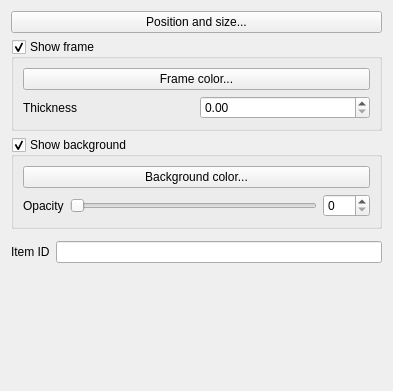
Above: src/ui/qgscomposeritemwidgetbase.ui from qgis/QGIS before the change. Below: the same form after it.
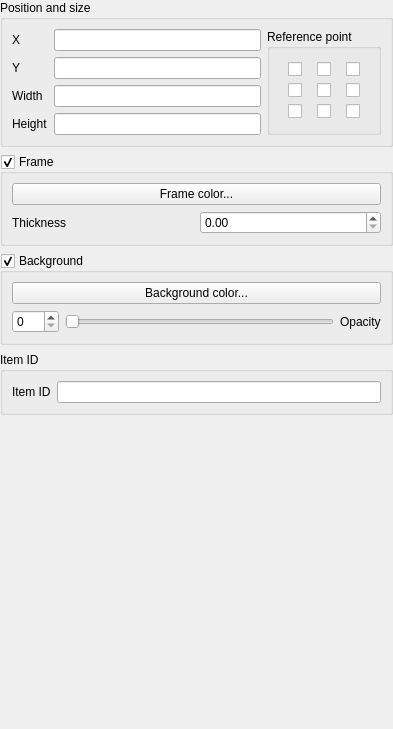
That is the form after the change. Custom widgets are drawn as their Qt base class.

The edit to the form file:
```diff
--- a/src/ui/qgscomposeritemwidgetbase.ui
+++ b/src/ui/qgscomposeritemwidgetbase.ui
@@ -7,62 +7,276 @@
     <x>0</x>
     <y>0</y>
     <width>393</width>
-    <height>391</height>
+    <height>729</height>
    </rect>
   </property>
   <property name="windowTitle">
-   <string>Form</string>
+   <string>Global Options</string>
   </property>
-  <layout class="QFormLayout" name="formLayout_2">
-   <property name="fieldGrowthPolicy">
-    <enum>QFormLayout::AllNonFixedFieldsGrow</enum>
+  <layout class="QVBoxLayout" name="verticalLayout_2">
+   <property name="spacing">
+    <number>7</number>
    </property>
-   <item row="0" column="0" colspan="2">
-    <widget class="QPushButton" name="mPositionButton">
-     <property name="text">
-      <string>Position and size...</string>
+   <property name="margin">
+    <number>0</number>
+   </property>
+   <item>
+    <widget class="QgsCollapsibleGroupBoxBasic" name="mGeneralOptionsGroupBox">
+     <property name="sizePolicy">
+      <sizepolicy hsizetype="Preferred" vsizetype="Maximum">
+       <horstretch>0</horstretch>
+       <verstretch>0</verstretch>
+      </sizepolicy>
      </property>
+     <property name="title">
+      <string>Position and size</string>
+     </property>
+     <property name="collapsed" stdset="0">
+      <bool>true</bool>
+     </property>
+     <layout class="QVBoxLayout" name="verticalLayout">
+      <item>
+       <layout class="QHBoxLayout" name="horizontalLayout_6">
+        <item>
+         <layout class="QFormLayout" name="formLayout">
+          <property name="fieldGrowthPolicy">
+           <enum>QFormLayout::AllNonFixedFieldsGrow</enum>
+          </property>
+          <item row="0" column="0">
+           <widget class="QLabel" name="mXLabel">
+            <property name="text">
+             <string>X</string>
+            </property>
+           </widget>
+          </item>
+          <item row="0" column="1">
+           <widget class="QLineEdit" name="mXLineEdit"/>
+          </item>
+          <item row="1" column="0">
+           <widget class="QLabel" name="mYLabel">
+            <property name="text">
+             <string>Y</string>
+            </property>
+           </widget>
+          </item>
+          <item row="1" column="1">
+           <widget class="QLineEdit" name="mYLineEdit"/>
+          </item>
+          <item row="2" column="0">
+           <widget class="QLabel" name="mWidthLabel">
+            <property name="text">
+             <string>Width</string>
+            </property>
+           </widget>
+          </item>
+          <item row="2" column="1">
+           <widget class="QLineEdit" name="mWidthLineEdit"/>
+          </item>
+          <item row="3" column="0">
+           <widget class="QLabel" name="mHeightLabel">
+            <property name="text">
+             <string>Height</string>
+            </property>
+           </widget>
+          </item>
+          <item row="3" column="1">
+           <widget class="QLineEdit" name="mHeightLineEdit"/>
+          </item>
+         </layout>
+        </item>
+        <item>
+         <widget class="QGroupBox" name="mReferencePointGroupBox">
+          <property name="title">
+           <string>Reference point</string>
+          </property>
+          <layout class="QVBoxLayout" name="verticalLayout_5">
+           <item>
+            <layout class="QGridLayout" name="gridLayout">
+             <item row="0" column="2">
+              <widget class="QCheckBox" name="mUpperRightCheckBox">
+               <property name="sizePolicy">
+                <sizepolicy hsizetype="Fixed" vsizetype="Fixed">
+                 <horstretch>0</horstretch>
+                 <verstretch>0</verstretch>
+                </sizepolicy>
+               </property>
+               <property name="text">
+                <string/>
+               </property>
+              </widget>
+             </item>
+             <item row="1" column="1">
+              <widget class="QCheckBox" name="mMiddleCheckBox">
+               <property name="sizePolicy">
+                <sizepolicy hsizetype="Fixed" vsizetype="Fixed">
+                 <horstretch>0</horstretch>
+                 <verstretch>0</verstretch>
+                </sizepolicy>
+               </property>
+               <property name="text">
+                <string/>
+               </property>
+              </widget>
+             </item>
+             <item row="1" column="2">
+              <widget class="QCheckBox" name="mMiddleRightCheckBox">
+               <property name="sizePolicy">
+                <sizepolicy hsizetype="Fixed" vsizetype="Fixed">
+                 <horstretch>0</horstretch>
+                 <verstretch>0</verstretch>
+                </sizepolicy>
+               </property>
+               <property name="text">
+                <string/>
+               </property>
+              </widget>
+             </item>
+             <item row="1" column="0">
+              <widget class="QCheckBox" name="mMiddleLeftCheckBox">
+               <property name="sizePolicy">
+                <sizepolicy hsizetype="Fixed" vsizetype="Fixed">
+                 <horstretch>0</horstretch>
+                 <verstretch>0</verstretch>
+                </sizepolicy>
+               </property>
+               <property name="text">
+                <string/>
+               </property>
+              </widget>
+             </item>
+             <item row="2" column="1">
+              <widget class="QCheckBox" name="mLowerMiddleCheckBox">
+               <property name="sizePolicy">
+                <sizepolicy hsizetype="Fixed" vsizetype="Fixed">
+                 <horstretch>0</horstretch>
+                 <verstretch>0</verstretch>
+                </sizepolicy>
+               </property>
+               <property name="text">
+                <string/>
+               </property>
+              </widget>
+             </item>
+             <item row="0" column="0">
+              <widget class="QCheckBox" name="mUpperLeftCheckBox">
+               <property name="sizePolicy">
+                <sizepolicy hsizetype="Fixed" vsizetype="Fixed">
+                 <horstretch>0</horstretch>
+                 <verstretch>0</verstretch>
+                </sizepolicy>
+               </property>
+               <property name="text">
+                <string/>
+               </property>
+              </widget>
+             </item>
+             <item row="2" column="0">
+              <widget class="QCheckBox" name="mLowerLeftCheckBox">
+               <property name="sizePolicy">
+                <sizepolicy hsizetype="Fixed" vsizetype="Fixed">
+                 <horstretch>0</horstretch>
+                 <verstretch>0</verstretch>
+                </sizepolicy>
+               </property>
+               <property name="text">
+                <string/>
+               </property>
+              </widget>
+             </item>
+             <item row="2" column="2">
+              <widget class="QCheckBox" name="mLowerRightCheckBox">
+               <property name="sizePolicy">
+                <sizepolicy hsizetype="Fixed" vsizetype="Fixed">
+                 <horstretch>0</horstretch>
+                 <verstretch>0</verstretch>
+                </sizepolicy>
+               </property>
+               <property name="text">
+                <string/>
+               </property>
+              </widget>
+             </item>
+             <item row="0" column="1">
+              <widget class="QCheckBox" name="mUpperMiddleCheckBox">
+               <property name="sizePolicy">
+                <sizepolicy hsizetype="Fixed" vsizetype="Fixed">
+                 <horstretch>0</horstretch>
+                 <verstretch>0</verstretch>
+                </sizepolicy>
+               </property>
+               <property name="text">
+                <string/>
+               </property>
+              </widget>
+             </item>
+            </layout>
+           </item>
+          </layout>
+         </widget>
+        </item>
+       </layout>
+      </item>
+     </layout>
     </widget>
    </item>
-   <item row="1" column="0" colspan="2">
-    <widget class="QgsCollapsibleGroupBox" name="mFrameGroupBox"><property name="collapsed" stdset="0"><bool>false</bool></property><property name="saveCollapsedState" stdset="0"><bool>true</bool></property>
+   <item>
+    <widget class="QgsCollapsibleGroupBoxBasic" name="mFrameGroupBox">
+     <property name="sizePolicy">
+      <sizepolicy hsizetype="Preferred" vsizetype="Maximum">
+       <horstretch>0</horstretch>
+       <verstretch>0</verstretch>
+      </sizepolicy>
+     </property>
      <property name="title">
-      <string>Show frame</string>
+      <string>Frame</string>
      </property>
      <property name="checkable">
       <bool>true</bool>
      </property>
-     <layout class="QGridLayout" name="gridLayout_2">
-      <item row="0" column="0" colspan="2">
+     <property name="collapsed" stdset="0">
+      <bool>true</bool>
+     </property>
+     <layout class="QVBoxLayout" name="verticalLayout_3">
+      <item>
        <widget class="QPushButton" name="mFrameColorButton">
         <property name="text">
          <string>Frame color...</string>
         </property>
        </widget>
       </item>
-      <item row="1" column="0">
-       <widget class="QLabel" name="mOutlineWidthLabel">
-        <property name="text">
-         <string>Thickness</string>
-        </property>
-        <property name="wordWrap">
-         <bool>true</bool>
-        </property>
-        <property name="buddy">
-         <cstring>mOutlineWidthSpinBox</cstring>
-        </property>
-       </widget>
-      </item>
-      <item row="1" column="1">
-       <widget class="QDoubleSpinBox" name="mOutlineWidthSpinBox"/>
+      <item>
+       <layout class="QHBoxLayout" name="horizontalLayout">
+        <item>
+         <widget class="QLabel" name="mOutlineWidthLabel">
+          <property name="text">
+           <string>Thickness</string>
+          </property>
+          <property name="wordWrap">
+           <bool>true</bool>
+          </property>
+          <property name="buddy">
+           <cstring>mOutlineWidthSpinBox</cstring>
+          </property>
+         </widget>
+        </item>
+        <item>
+         <widget class="QDoubleSpinBox" name="mOutlineWidthSpinBox"/>
+        </item>
+       </layout>
       </item>
      </layout>
     </widget>
    </item>
-   <item row="2" column="0" colspan="2">
-    <widget class="QgsCollapsibleGroupBox" name="mBackgroundGroupBox"><property name="collapsed" stdset="0"><bool>false</bool></property><property name="saveCollapsedState" stdset="0"><bool>true</bool></property>
+   <item>
+    <widget class="QgsCollapsibleGroupBoxBasic" name="mBackgroundGroupBox">
+     <property name="sizePolicy">
+      <sizepolicy hsizetype="Preferred" vsizetype="Maximum">
+       <horstretch>0</horstretch>
+       <verstretch>0</verstretch>
+      </sizepolicy>
+     </property>
      <property name="title">
-      <string>Show background</string>
+      <string>Background</string>
      </property>
      <property name="flat">
       <bool>false</bool>
@@ -73,69 +287,94 @@
      <property name="checked">
       <bool>true</bool>
      </property>
-     <layout class="QGridLayout" name="gridLayout">
-      <item row="0" column="0" colspan="3">
+     <property name="collapsed" stdset="0">
+      <bool>true</bool>
+     </property>
+     <layout class="QVBoxLayout" name="verticalLayout_4">
+      <item>
        <widget class="QPushButton" name="mBackgroundColorButton">
         <property name="text">
          <string>Background color...</string>
         </property>
        </widget>
       </item>
-      <item row="1" column="0">
-       <widget class="QLabel" name="mOpacityLabel">
-        <property name="text">
-         <string>Opacity</string>
-        </property>
-        <property name="wordWrap">
-         <bool>true</bool>
-        </property>
-        <property name="buddy">
-         <cstring>mOpacitySlider</cstring>
-        </property>
-       </widget>
-      </item>
-      <item row="1" column="1">
-       <widget class="QSlider" name="mOpacitySlider">
-        <property name="maximum">
-         <number>255</number>
-        </property>
-        <property name="orientation">
-         <enum>Qt::Horizontal</enum>
-        </property>
-       </widget>
-      </item>
-      <item row="1" column="2">
-       <widget class="QSpinBox" name="mOpacitySpinBox">
-        <property name="maximum">
-         <number>255</number>
-        </property>
-       </widget>
+      <item>
+       <layout class="QHBoxLayout" name="horizontalLayout_2">
+        <item>
+         <widget class="QSpinBox" name="mOpacitySpinBox">
+          <property name="maximum">
+           <number>255</number>
+          </property>
+         </widget>
+        </item>
+        <item>
+         <widget class="QSlider" name="mOpacitySlider">
+          <property name="maximum">
+           <number>255</number>
+          </property>
+          <property name="orientation">
+           <enum>Qt::Horizontal</enum>
+          </property>
+         </widget>
+        </item>
+        <item>
+         <widget class="QLabel" name="mOpacityLabel">
+          <property name="text">
+           <string>Opacity</string>
+          </property>
+          <property name="wordWrap">
+           <bool>true</bool>
+          </property>
+          <property name="buddy">
+           <cstring>mOpacitySlider</cstring>
+          </property>
+         </widget>
+        </item>
+       </layout>
       </item>
      </layout>
     </widget>
    </item>
-   <item row="3" column="0" colspan="2">
-    <layout class="QHBoxLayout" name="horizontalLayout"/>
-   </item>
-   <item row="5" column="0">
-    <widget class="QLabel" name="mIdLabel">
-     <property name="text">
+   <item>
+    <widget class="QgsCollapsibleGroupBoxBasic" name="groupBox">
+     <property name="sizePolicy">
+      <sizepolicy hsizetype="Preferred" vsizetype="Maximum">
+       <horstretch>0</horstretch>
+       <verstretch>0</verstretch>
+      </sizepolicy>
+     </property>
+     <property name="title">
       <string>Item ID</string>
      </property>
+     <property name="collapsed" stdset="0">
+      <bool>true</bool>
+     </property>
+     <layout class="QFormLayout" name="formLayout_2">
+      <item row="0" column="0">
+       <widget class="QLabel" name="mIdLabel">
+        <property name="text">
+         <string>Item ID</string>
+        </property>
+       </widget>
+      </item>
+      <item row="0" column="1">
+       <widget class="QLineEdit" name="mItemIdLineEdit"/>
+      </item>
+     </layout>
     </widget>
    </item>
-   <item row="5" column="1">
-    <widget class="QLineEdit" name="mItemIdLineEdit"/>
-   </item>
-   <item row="6" column="0" colspan="2">
+   <item>
     <spacer name="verticalSpacer">
      <property name="orientation">
       <enum>Qt::Vertical</enum>
      </property>
+     <property name="sizeType">
+      <enum>QSizePolicy::MinimumExpanding</enum>
+     </property>
      <property name="sizeHint" stdset="0">
       <size>
-       <width>143</width>
-       <height>87</height>
+       <width>20</width>
+       <height>40</height>
       </size>
      </property>
     </spacer>
@@ -144,9 +383,9 @@
  </widget>
  <customwidgets>
   <customwidget>
-   <class>QgsCollapsibleGroupBox</class>
+   <class>QgsCollapsibleGroupBoxBasic</class>
    <extends>QGroupBox</extends>
-   <header>qgscollapsiblegroupbox.h</header>
+   <header location="global">qgscollapsiblegroupbox.h</header>
    <container>1</container>
   </customwidget>
  </customwidgets>
```
